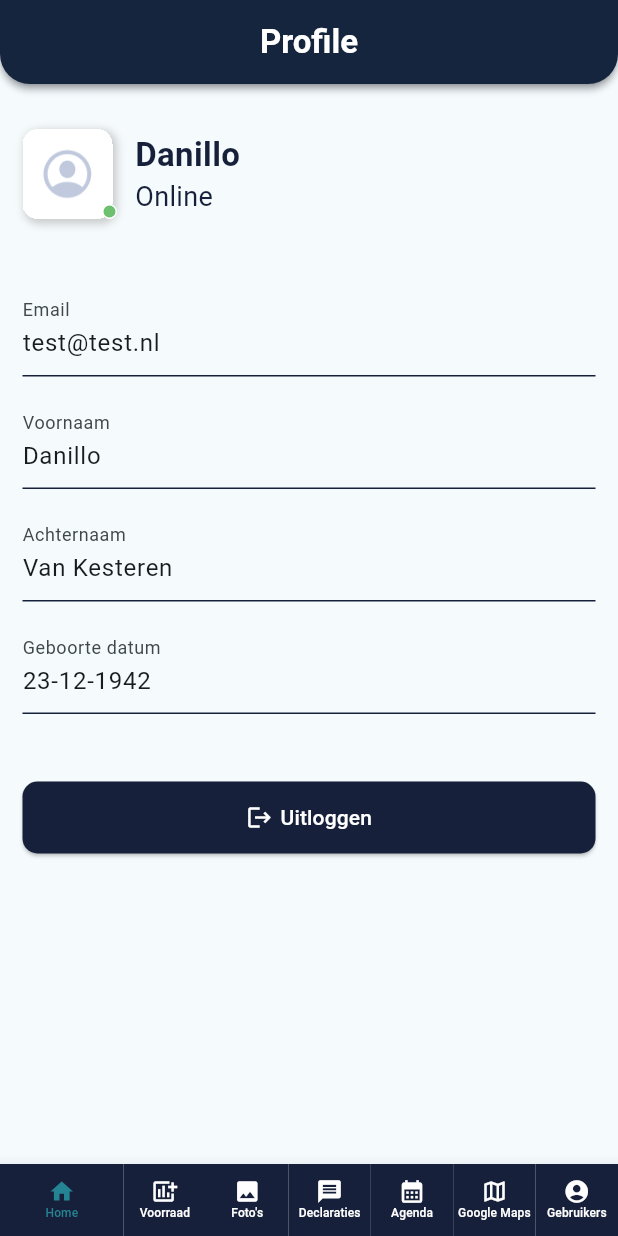
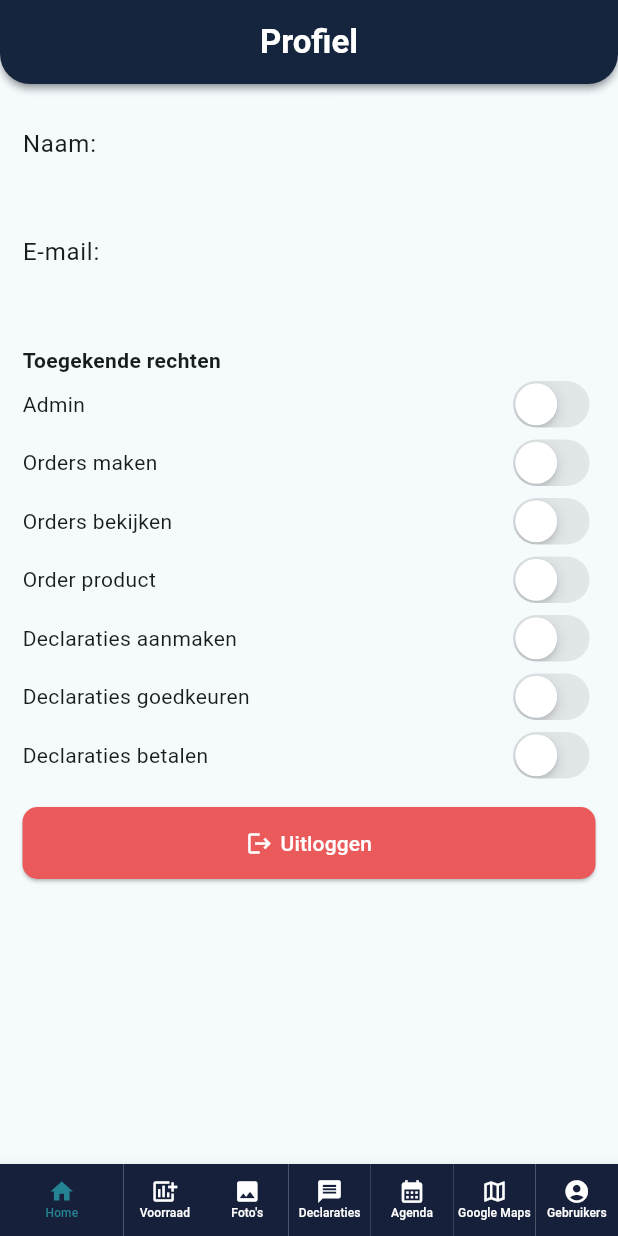
Before and after one commit to ProjectMaasgroep18/ms18-flutter-applicatie, a Flutter app: the Profile widget shown alone on an empty page, opened directly, on a phone screen of 412 x 824 dp. Run offline on Flutter 3.47's test engine with Material 3 defaults, Android fonts, the phone set to English and light mode, and no system bars; our stand-ins replace flutter_easyloading, image_picker, rive, shared_preferences, syncfusion_flutter_calendar; accounts and stored records are empty; network calls fail.

Commit message:
Redesign profile page to use all available data

```diff
--- a/lib/Login/screens/components/components/sign_in_form.dart
+++ b/lib/Login/screens/components/components/sign_in_form.dart
@@ -7,7 +7,7 @@ import 'package:ms18_applicatie/Widgets/inputFields.dart';
 import 'package:ms18_applicatie/Widgets/paddingSpacing.dart';
 import 'package:ms18_applicatie/Widgets/popups.dart';
 import 'package:ms18_applicatie/config.dart';
-import 'package:ms18_applicatie/menu.dart';
+import 'package:ms18_applicatie/main.dart';
 import 'package:rive/rive.dart';
 
 class SignInForm extends StatefulWidget {
@@ -106,6 +106,7 @@ class _SignInFormState extends State<SignInForm> {
                         setToken(response["token"]);
                         setPrefString(response["member"]["permissions"][0], "role");
                         signIn(context);
+                        loadLocalUser(response["member"]);
                       }
                     }).catchError((error) {
                       print(error);
--- a/lib/Profile/profile.dart
+++ b/lib/Profile/profile.dart
@@ -1,27 +1,26 @@
+import 'package:flutter/cupertino.dart';
 import 'package:flutter/material.dart';
 import 'package:ms18_applicatie/Widgets/buttons.dart';
 import 'package:ms18_applicatie/Widgets/inputFields.dart';
 import 'package:ms18_applicatie/Widgets/paddingSpacing.dart';
 import 'package:ms18_applicatie/Widgets/profilePicture.dart';
 import 'package:ms18_applicatie/config.dart';
+import 'package:ms18_applicatie/globals.dart';
 import 'package:ms18_applicatie/menu.dart';
+import 'package:ms18_applicatie/roles.dart';
 
 class Profile extends StatelessWidget {
   Profile({super.key});
   final TextEditingController emailController =
-      TextEditingController(text: "test@test.nl");
-  final TextEditingController firstNameController =
-      TextEditingController(text: "Danillo");
-  final TextEditingController lastNameController =
-      TextEditingController(text: "Van Kesteren");
-  final TextEditingController dateOfBirthController =
-      TextEditingController(text: "23-12-1942");
+      TextEditingController(text: globalLoggedInUserValues?.email);
+  final TextEditingController nameController =
+      TextEditingController(text: globalLoggedInUserValues?.name);
 
   @override
   Widget build(BuildContext context) {
     return Menu(
       title: const Text(
-        "Profile",
+        "Profiel",
         style: TextStyle(
           color: Colors.white,
           fontWeight: FontWeight.bold,
@@ -31,69 +30,43 @@ class Profile extends StatelessWidget {
         padding: const EdgeInsets.all(mobilePadding),
         child: Column(
           children: [
+            ListTile(
+              title: const Text("Naam:"),
+              subtitle: Text(globalLoggedInUserValues?.name ?? ""),
+              contentPadding: EdgeInsets.zero,
+            ),
+            ListTile(
+              title: const Text("E-mail:"),
+              subtitle: Text(globalLoggedInUserValues?.email ?? ""),
+              contentPadding: EdgeInsets.zero,
+            ),
             const PaddingSpacing(),
-            const Row(
-              children: [
-                ProfilePicture(
-                  size: 60,
-                ),
-                PaddingSpacing(),
-                Flexible(
-                  child: Column(
-                    crossAxisAlignment: CrossAxisAlignment.start,
-                    children: [
-                      Text(
-                        "Danillo",
+            const Align(
+              alignment: Alignment.centerLeft,
+              child: Text(
+                "Toegekende rechten",
                 style: TextStyle(
                   fontWeight: FontWeight.bold,
-                          color: mainColor,
-                          fontSize: 22,
                 ),
               ),
-                      Text(
-                        "Online",
-                        style: TextStyle(
-                          color: mainColor,
-                          fontSize: 18,
             ),
-                      ),
-                    ],
-                  ),
+            for (MapEntry<String, Roles> item in rolesDescription.entries)
+              Row(
+                mainAxisAlignment: MainAxisAlignment.spaceBetween,
+                children: [
+                  Text(item.key),
+                  CupertinoSwitch(
+                      value:
+                          globalLoggedInUserValues!.roles.contains(item.value),
+                      onChanged: (onChanged) {}
                   )
                 ],
               ),
             const PaddingSpacing(),
-            const PaddingSpacing(),
-            const PaddingSpacing(),
-            InputField(
-              isUnderlineBorder: true,
-              labelText: "Email",
-              controller: emailController,
-            ),
-            const PaddingSpacing(),
-            InputField(
-              isUnderlineBorder: true,
-              labelText: "Voornaam",
-              controller: firstNameController,
-            ),
-            const PaddingSpacing(),
-            InputField(
-              isUnderlineBorder: true,
-              labelText: "Achternaam",
-              controller: lastNameController,
-            ),
-            const PaddingSpacing(),
-            InputField(
-              isUnderlineBorder: true,
-              labelText: "Geboorte datum",
-              controller: dateOfBirthController,
-            ),
-            const PaddingSpacing(),
-            const PaddingSpacing(),
-            const PaddingSpacing(),
             Button(
               onTap: () {},
               text: "Uitloggen",
+              color: dangerColor,
               icon: Icons.logout,
             ),
           ],
--- a/lib/Users/functions.dart
+++ b/lib/Users/functions.dart
@@ -120,10 +120,12 @@ Future updateUser(User user, BuildContext context,
     dbRoles.add(userRole);
   }
 
+  String color = "#${user.color.value.toRadixString(16).substring(2)}";
   Map<String, dynamic> body = {
     'name': user.name,
     'currentPassword': currentUserPassword,
     'newEmail': user.email,
+    'color': color,
     'newPermissions': dbRoles
   };
 
--- a/lib/Users/widgets.dart
+++ b/lib/Users/widgets.dart
@@ -4,26 +4,14 @@ import 'package:flutter/cupertino.dart';
 import 'package:flutter/foundation.dart';
 import 'package:flutter/material.dart';
 import 'package:ms18_applicatie/Models/user.dart';
-import 'package:ms18_applicatie/Users/functions.dart';
 import 'package:ms18_applicatie/Widgets/inputFields.dart';
 import 'package:ms18_applicatie/Widgets/inputPopup.dart';
 import 'package:ms18_applicatie/Widgets/paddingSpacing.dart';
-import 'package:ms18_applicatie/Widgets/profilePicture.dart';
-import 'package:ms18_applicatie/menu.dart';
 import 'package:ms18_applicatie/roles.dart';
 
 import '../Widgets/buttons.dart';
 import '../config.dart';
 
-const Map<String, Roles> roles = {
-  "Admin": Roles.Admin,
-  "Orders maken": Roles.Order,
-  "Orders bekijken": Roles.OrderView,
-  "Order product": Roles.OrderProduct,
-  "Declaraties aanmaken": Roles.Receipt,
-  "Declaraties goedkeuren": Roles.ReceiptApprove,
-  "Declaraties betalen": Roles.ReceiptPay,
-};
 
 Future<void> addUsersDialog(BuildContext context, Function(User user) onSave,
     [Function()? onDelete, User? user]) async {
@@ -158,7 +146,7 @@ Future<void> addUsersDialog(BuildContext context, Function(User user) onSave,
                               onChanged: (value) {
                                 item.value.value = value;
 
-                                Roles? role = roles[item.key];
+                                Roles? role = rolesDescription[item.key];
                                 if (user!.roles.contains(role)) {
                                   user.roles.remove(role);
                                 } else {
@@ -192,7 +180,7 @@ Future<void> addUsersDialog(BuildContext context, Function(User user) onSave,
       ..password = passwordController.text
       ..roles = userRole
       ..guest = isGuest
-      ..color = Colors.primaries[Random().nextInt(Colors.primaries.length)];
+      ..color = user.color;
     onSave(user);
   });
 }
--- /dev/null
+++ b/lib/globals.dart
@@ -0,0 +1,4 @@
+import 'package:ms18_applicatie/Models/user.dart';
+
+bool globalLoggedIn = false;
+User? globalLoggedInUserValues;
--- a/lib/roles.dart
+++ b/lib/roles.dart
@@ -17,3 +17,13 @@ const Map<String, Roles> rolesToDB = {
   "receipt.approve": Roles.ReceiptApprove,
   "receipt.pay": Roles.ReceiptPay,
 };
+
+const Map<String, Roles> rolesDescription = {
+  "Admin": Roles.Admin,
+  "Orders maken": Roles.Order,
+  "Orders bekijken": Roles.OrderView,
+  "Order product": Roles.OrderProduct,
+  "Declaraties aanmaken": Roles.Receipt,
+  "Declaraties goedkeuren": Roles.ReceiptApprove,
+  "Declaraties betalen": Roles.ReceiptPay,
+};
```
Also changed, not shown: lib/main.dart (+45 -0 lines). Lines whose indentation alone changed are shown as unchanged.
